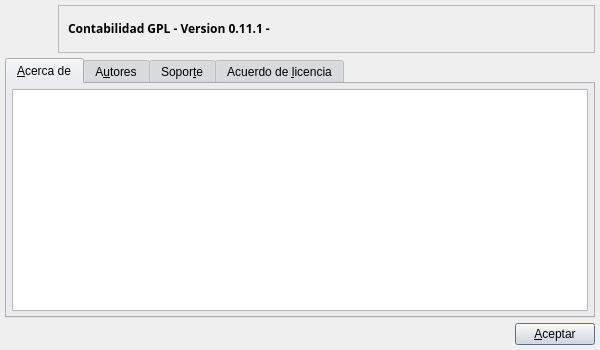
Qt form bulmages/bulmacont/src/bcaboutbase.ui (eboladev/Bulmages-1) before a commit.
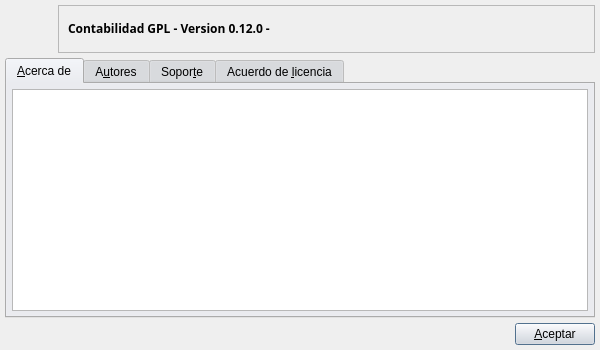
The same form after that commit. Icons and pictures are not drawn.

Commit message: Cambios de version a 0.12.0

```diff
--- a/bulmages/bulmacont/src/bcaboutbase.ui
+++ b/bulmages/bulmacont/src/bcaboutbase.ui
@@ -572,11 +572,12 @@
             <strikeout>false</strikeout>
            </font>
           </property>
-          <property name="text" >
-           <string>&lt;html>&lt;head>&lt;meta name="qrichtext" content="1" />&lt;style type="text/css">
+          <property name="text">
+           <string>&lt;!DOCTYPE HTML PUBLIC &quot;-//W3C//DTD HTML 4.0//EN&quot; &quot;http://www.w3.org/TR/REC-html40/strict.dtd&quot;&gt;
+&lt;html&gt;&lt;head&gt;&lt;meta name=&quot;qrichtext&quot; content=&quot;1&quot; /&gt;&lt;style type=&quot;text/css&quot;&gt;
 p, li { white-space: pre-wrap; }
-&lt;/style>&lt;/head>&lt;body style=" font-family:'Sans Serif'; font-size:9pt; font-weight:600; font-style:normal;">
-&lt;p style=" margin-top:0px; margin-bottom:0px; margin-left:0px; margin-right:0px; -qt-block-indent:0; text-indent:0px;">Contabilidad GPL - Version 0.11.1 -&lt;/p>&lt;/body>&lt;/html></string>
+&lt;/style&gt;&lt;/head&gt;&lt;body style=&quot; font-family:'Sans Serif'; font-size:9pt; font-weight:600; font-style:normal;&quot;&gt;
+&lt;p style=&quot; margin-top:0px; margin-bottom:0px; margin-left:0px; margin-right:0px; -qt-block-indent:0; text-indent:0px;&quot;&gt;Contabilidad GPL - Version 0.12.0 -&lt;/p&gt;&lt;/body&gt;&lt;/html&gt;</string>
           </property>
          </widget>
         </item>
@@ -774,7 +775,7 @@
    </item>
   </layout>
  </widget>
- <layoutdefault spacing="5" margin="5" />
+ <layoutdefault spacing="5" margin="5"/>
  <resources>
   <include location="../../bulmages.qrc" />
  </resources>
```
Left out of the diff: 507 changed lines with no effect on the pictures. The commit also changes 20 other files.
